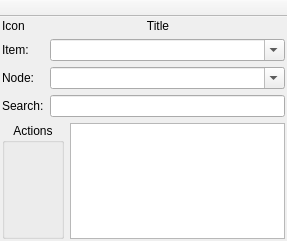
xnamed/vacuum-im, file src/plugins/servicediscovery/discoitemswindow2.ui: the form before one commit.
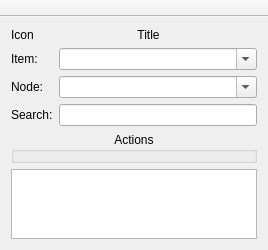
The form after the commit.

Patch:
```diff
--- a/src/plugins/servicediscovery/discoitemswindow2.ui
+++ b/src/plugins/servicediscovery/discoitemswindow2.ui
@@ -6,8 +6,8 @@
    <rect>
     <x>0</x>
     <y>0</y>
-    <width>287</width>
-    <height>241</height>
+    <width>268</width>
+    <height>214</height>
    </rect>
   </property>
   <property name="iconSize">
@@ -20,19 +20,7 @@
    <enum>Qt::ToolButtonTextUnderIcon</enum>
   </property>
   <widget class="QWidget" name="centralWidget">
-   <layout class="QVBoxLayout" name="verticalLayout">
-    <property name="leftMargin">
-     <number>2</number>
-    </property>
-    <property name="topMargin">
-     <number>2</number>
-    </property>
-    <property name="rightMargin">
-     <number>2</number>
-    </property>
-    <property name="bottomMargin">
-     <number>2</number>
-    </property>
+   <layout class="QVBoxLayout" name="verticalLayout_2">
     <item>
      <layout class="QHBoxLayout" name="horizontalLayout">
       <item>
@@ -149,21 +137,15 @@
      </layout>
     </item>
     <item>
-     <layout class="QHBoxLayout">
+     <layout class="QVBoxLayout" name="verticalLayout">
       <item>
        <widget class="QGroupBox" name="grbActions">
         <property name="sizePolicy">
          <sizepolicy hsizetype="Expanding" vsizetype="Expanding">
-          <horstretch>2</horstretch>
+          <horstretch>0</horstretch>
           <verstretch>0</verstretch>
          </sizepolicy>
         </property>
-        <property name="maximumSize">
-         <size>
-          <width>200</width>
-          <height>16777215</height>
-         </size>
-        </property>
         <property name="title">
          <string>Actions</string>
         </property>
@@ -178,8 +160,8 @@
       <item>
        <widget class="QTreeView" name="trvItems">
         <property name="sizePolicy">
-         <sizepolicy hsizetype="Expanding" vsizetype="Expanding">
-          <horstretch>7</horstretch>
+         <sizepolicy hsizetype="Expanding" vsizetype="Preferred">
+          <horstretch>0</horstretch>
           <verstretch>0</verstretch>
          </sizepolicy>
         </property>
```
